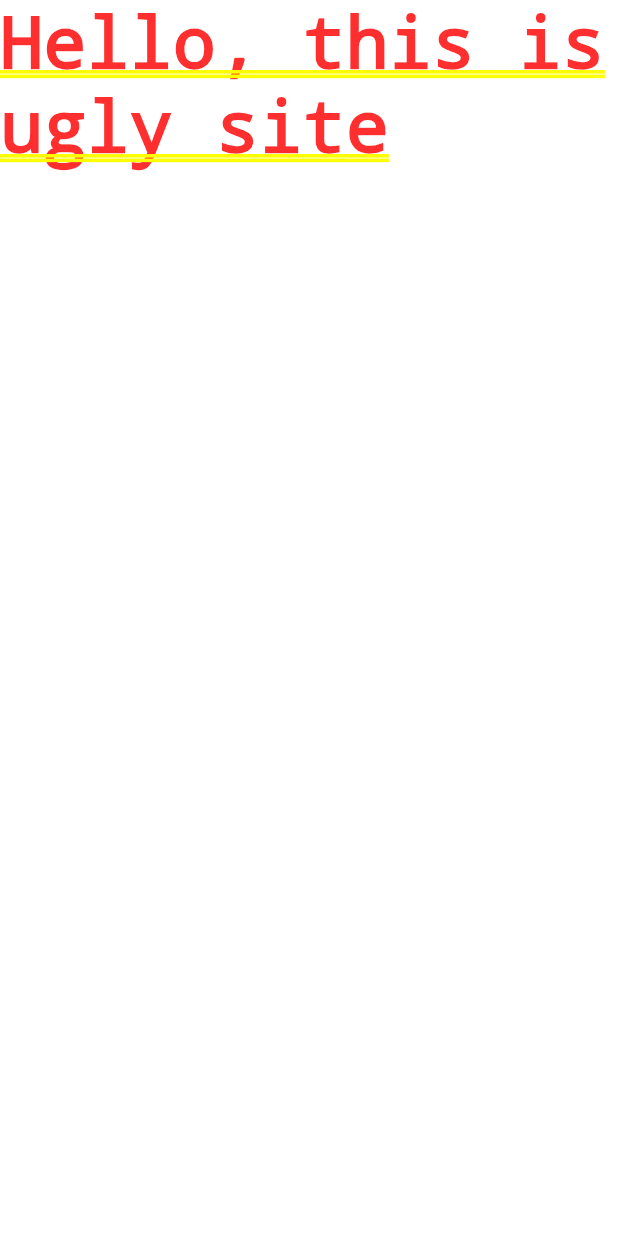
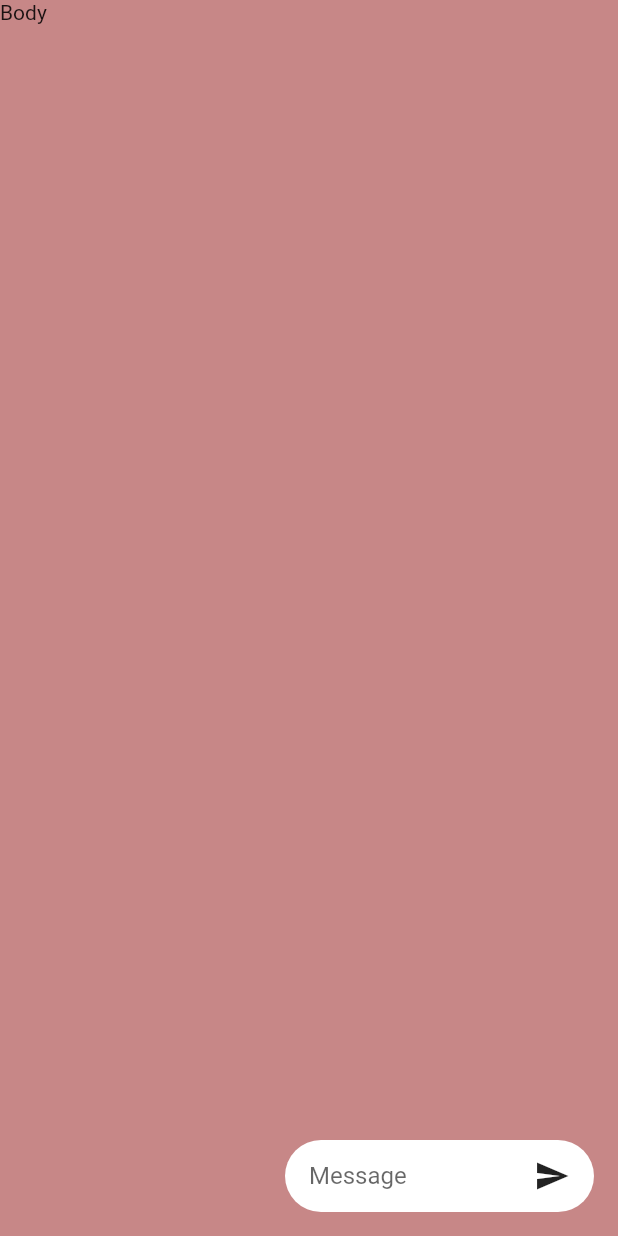
Before and after one commit to morning-coffees/fluttertutorial, a Flutter app: the screen it shows after launch, on a phone screen of 412 x 824 dp. Run offline on Flutter 3.47's test engine with Material 2 defaults, Android fonts, the light colour scheme and no system bars; Roboto replaces fonts that are missing (Poppins).

Commit message:
Message text

```diff
--- a/lib/main.dart
+++ b/lib/main.dart
@@ -1,4 +1,5 @@
 import 'package:flutter/material.dart';
+import 'package:fluttertutorial/pages/message_page.dart';
 
 void main() => runApp(const MyApp());
 
@@ -12,7 +13,7 @@ class MyApp extends StatelessWidget {
       theme: ThemeData(
         fontFamily: 'Poppins',
       ),
-      home: const Text('Hello, this is ugly site'),
+      home: const MessagePage(),
     );
   }
 }
--- /dev/null
+++ b/lib/pages/message_page.dart
@@ -0,0 +1,39 @@
+import 'package:fluttertutorial/widgets/chat_bubble.dart';
+import 'package:flutter/material.dart';
+
+class MessagePage extends StatelessWidget {
+  const MessagePage({Key? key}) : super(key: key);
+
+  @override
+  Widget build(BuildContext context) {
+    Widget chatInput() {
+      return Container(
+        width: MediaQuery.of(context).size.width / 2,
+        padding: const EdgeInsets.fromLTRB(16, 0, 16, 0),
+        decoration: BoxDecoration(
+          color: const Color(0xffFFFFFF),
+          borderRadius: BorderRadius.circular(75),
+        ),
+        child: Row(
+          mainAxisAlignment: MainAxisAlignment.spaceBetween,
+          children: [
+            Expanded(
+              child: TextFormField(
+                decoration: const InputDecoration(
+                  border: InputBorder.none,
+                  hintText: 'Message',
+                ),
+              ),
+            ),
+            const Icon(Icons.send)
+          ],
+        ),
+      );
+    }
+
+    return Scaffold(
+        backgroundColor: const Color.fromARGB(255, 199, 135, 135),
+        floatingActionButton: chatInput(),
+        body: const Text('Body'));
+  }
+}
--- a/pubspec.yaml
+++ b/pubspec.yaml
@@ -3,7 +3,7 @@ description: A new Flutter project.
 
 # The following line prevents the package from being accidentally published to
 # pub.dev using `flutter pub publish`. This is preferred for private packages.
-publish_to: 'none' # Remove this line if you wish to publish to pub.dev
+publish_to: "none" # Remove this line if you wish to publish to pub.dev
 
 # The following defines the version and build number for your application.
 # A version number is three numbers separated by dots, like 1.2.43
@@ -30,7 +30,6 @@ dependencies:
   flutter:
     sdk: flutter
 
-
   # The following adds the Cupertino Icons font to your application.
   # Use with the CupertinoIcons class for iOS style icons.
   cupertino_icons: ^1.0.2
@@ -51,12 +50,13 @@ dev_dependencies:
 
 # The following section is specific to Flutter.
 flutter:
-
   # The following line ensures that the Material Icons font is
   # included with your application, so that you can use the icons in
   # the material Icons class.
   uses-material-design: true
 
+  assets:
+    - assets/images/
   # To add assets to your application, add an assets section, like this:
   # assets:
   #   - images/a_dot_burr.jpeg
```
Also changed, not shown: lib/widgets/chat_bubble.dart (added, +60 -0 lines), assets/images/1.png (added), assets/images/2.png (added), assets/images/3.png (added).
